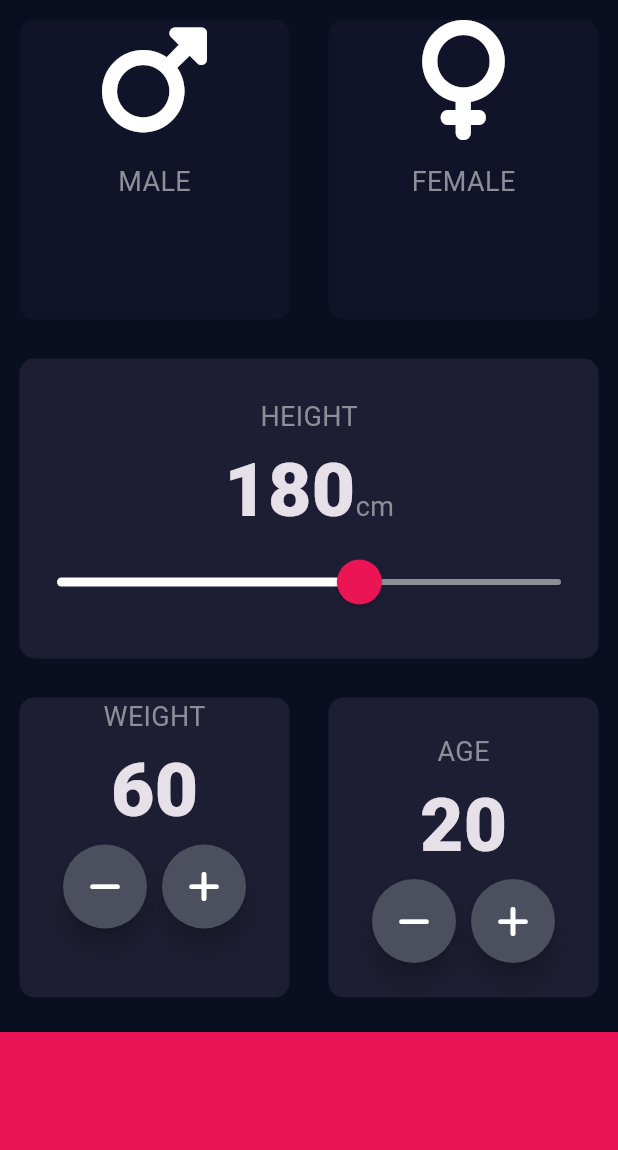
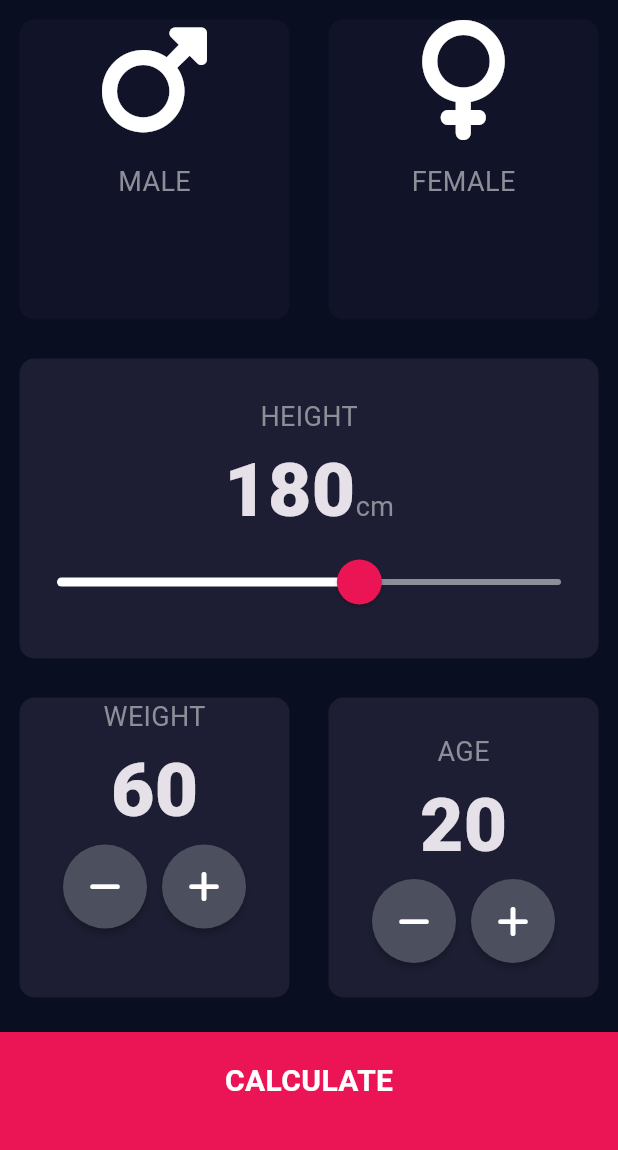
Before and after one commit to fentahunM/bmi_calculator, a Flutter app: the screen it shows after launch, on a phone screen of 412 x 824 dp, the part 84-1234 px from its top. Run offline on Flutter 3.47's test engine with Material 3 defaults, Android fonts, the phone set to English and light mode, and no system bars; our stand-ins replace font_awesome_flutter.

Commit message:
style calculate and define route

```diff
--- a/lib/input_page.dart
+++ b/lib/input_page.dart
@@ -1,3 +1,4 @@
+import 'package:bmi_calculator/results_page.dart';
 import 'package:flutter/material.dart';
 import 'package:font_awesome_flutter/font_awesome_flutter.dart';
 import 'reusable_card.dart';
@@ -197,10 +198,25 @@ class _InputPageState extends State<InputPage> {
               ],
             ),
           ),
-          Container(
-            color: kBottomContainerColor,
-            margin: const EdgeInsets.only(top: 10),
-            height: kBottomContainerHeight,
+          GestureDetector(
+            onTap: () {
+              Navigator.push(context, MaterialPageRoute(builder: (context) {
+                return const ResultsPage();
+              }));
+            },
+            child: Container(
+              color: kBottomContainerColor,
+              margin: const EdgeInsets.only(top: 10),
+              height: kBottomContainerHeight,
+              padding: const EdgeInsets.only(bottom: 15),
+              child: const Center(
+                child: Text('CALCULATE',
+                    style: TextStyle(
+                        color: Colors.white,
+                        fontSize: 20,
+                        fontWeight: FontWeight.bold)),
+              ),
+            ),
           )
         ],
       ),
@@ -220,7 +236,7 @@ class RoundedIconButton extends StatelessWidget {
     return RawMaterialButton(
       onPressed: onPress,
       constraints: const BoxConstraints.tightFor(width: 56, height: 56),
-      elevation: 6,
+      // elevation: 6,
       fillColor: const Color(0XFF4C4F5E),
       shape: const CircleBorder(),
       child: Icon(icon),
```
Also changed, not shown: lib/results_page.dart (added, +15 -0 lines).
